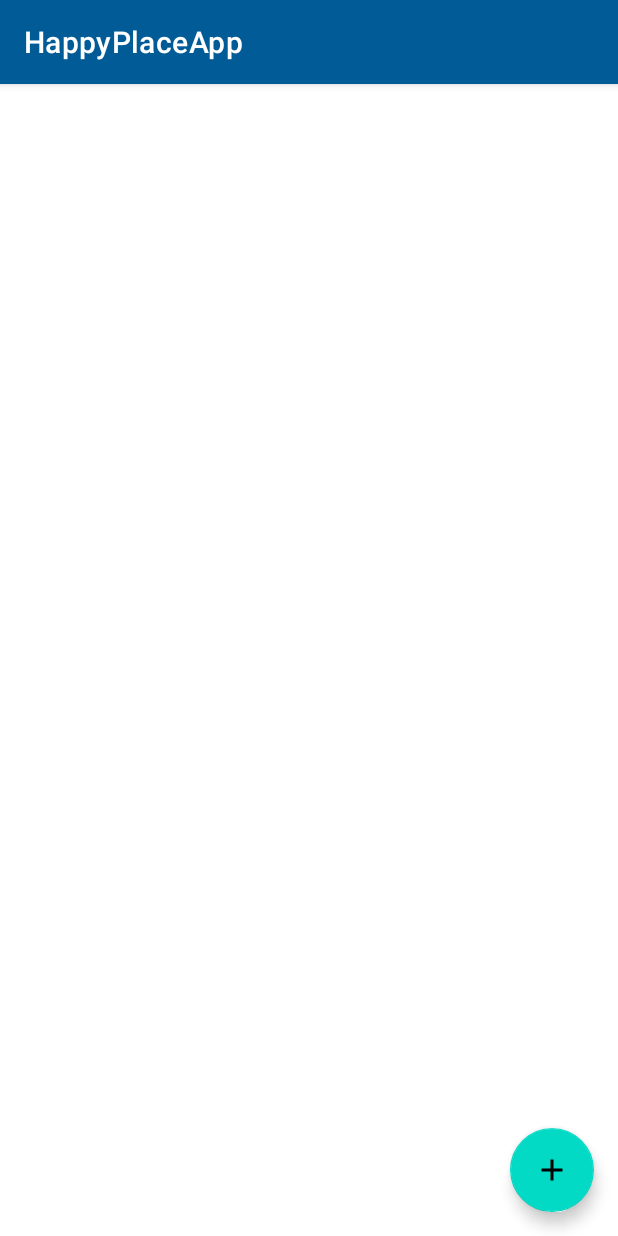
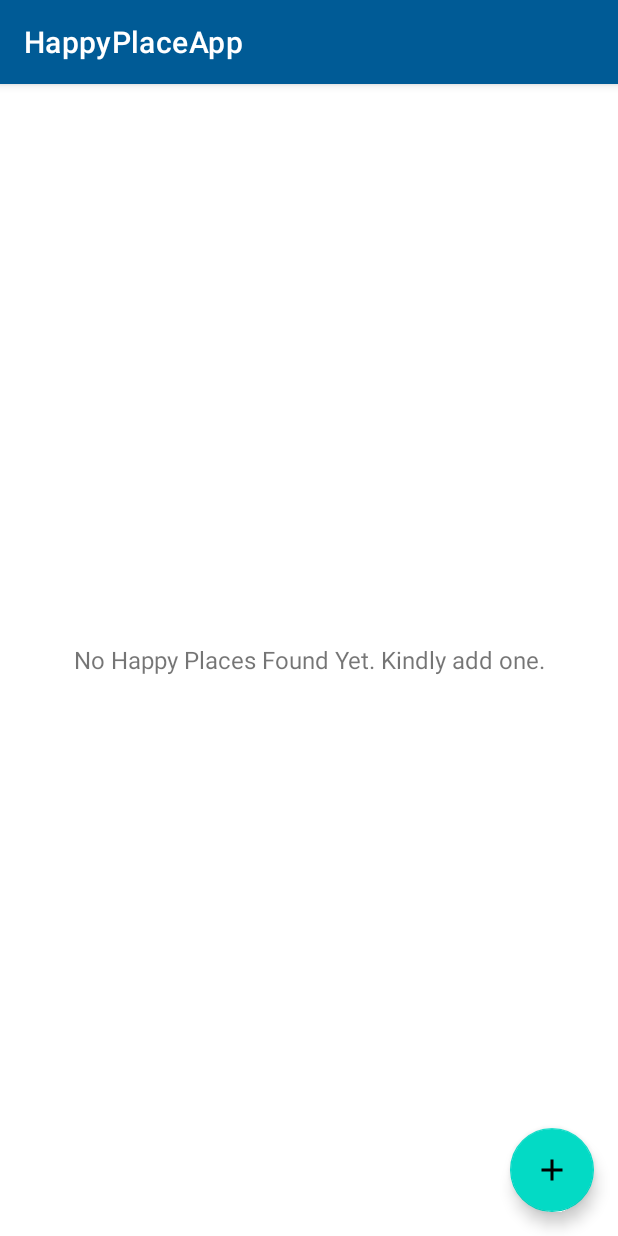
Before and after one commit to seoyoon513/happy-place-app, an Android app: the screen it shows after launch (MainActivity), on a phone screen of 412 x 824 dp. Run offline under Robolectric (Android 15) with nearby library versions, the phone set to English and light mode, and no system bars.

Commit message:
[UI]: recyclerView & item 레이아웃

```diff
--- a/app/src/main/res/layout/activity_main.xml
+++ b/app/src/main/res/layout/activity_main.xml
@@ -5,6 +5,23 @@
     android:layout_width="match_parent"
     android:layout_height="match_parent"
     tools:context=".activities.MainActivity">
+
+    <androidx.recyclerview.widget.RecyclerView
+        android:id="@+id/rv_happy_places_list"
+        android:layout_width="match_parent"
+        android:layout_height="match_parent"
+        android:visibility="gone"
+        tools:visibility="gone"/>
+
+    <TextView
+        android:id="@+id/tv_no_records_available"
+        android:layout_width="match_parent"
+        android:layout_height="match_parent"
+        android:gravity="center"
+        android:text="@string/no_happy_places_found_yet"
+        android:textSize="@dimen/no_records_available_text_size"
+        android:visibility="visible"
+        tools:visibility="visible"/>
 
     <com.google.android.material.floatingactionbutton.FloatingActionButton
         android:id="@+id/fab_add_happy_place"
--- a/app/src/main/res/values/colors.xml
+++ b/app/src/main/res/values/colors.xml
@@ -16,4 +16,7 @@
     <color name="secondary_text_color">#9AA2AF</color>
     <color name="button_background_color">#63ace5</color>
 
+    <color name="circular_image_border_color">#757575</color>
+    <color name="item_happy_place_description_text_color">#606060</color>
+
 </resources>
--- a/app/src/main/res/values/strings.xml
+++ b/app/src/main/res/values/strings.xml
@@ -7,4 +7,6 @@
     <string name="edt_hint_location">Location</string>
     <string name="text_add_image">ADD IMAGE</string>
     <string name="btn_text_save">SAVE</string>
+    <string name="no_happy_places_found_yet">No Happy Places Found Yet. Kindly add one.</string>
+    <string name="image_content_description">image</string>
 </resources>
```
Also changed, not shown: app/src/main/res/drawable/background_circle_grey.xml (added, +23 -0 lines), app/src/main/res/layout/item_happy_place.xml (added, +66 -0 lines), app/src/main/res/values/dimens.xml (+12 -0 lines).
